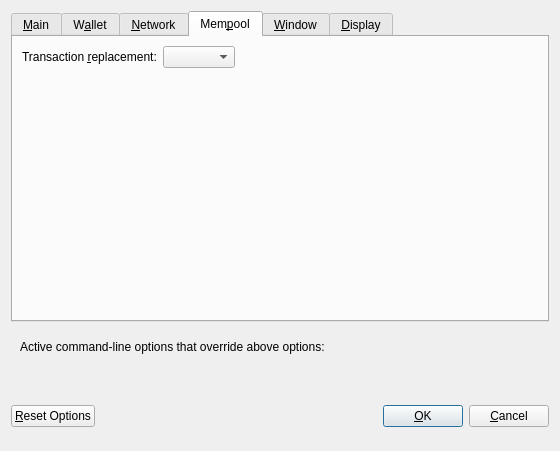
bitcoincore-dev/bitcoin-2001-863168-294116-d812cf1189, file src/qt/forms/optionsdialog.ui: the form before one commit.
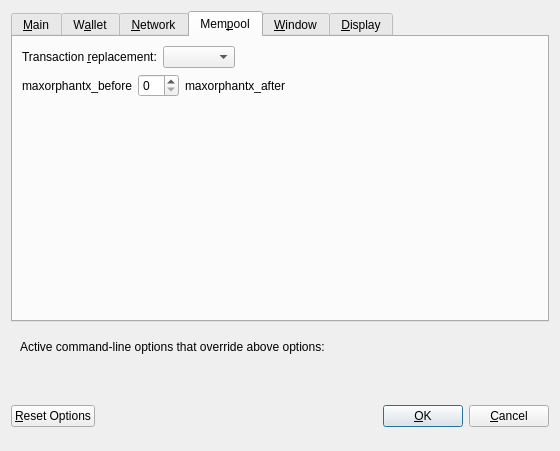
The form after the commit. The open tabs and pages were chosen to show the change. Custom widgets are drawn as their Qt base class.

Commit message: Qt/Options: Configure maxorphantx using rwconf

```diff
--- a/src/qt/forms/optionsdialog.ui
+++ b/src/qt/forms/optionsdialog.ui
@@ -640,6 +640,52 @@
          </item>
         </layout>
        </item>
+       <item>
+        <layout class="QHBoxLayout" name="horizontalLayout_Mempool_maxorphantx">
+         <item>
+          <widget class="QLabel" name="maxorphantxLabel_before">
+           <property name="text">
+            <string notr="true">maxorphantx_before</string>
+           </property>
+           <property name="textFormat">
+            <enum>Qt::PlainText</enum>
+           </property>
+           <property name="buddy">
+            <cstring>maxorphantx</cstring>
+           </property>
+          </widget>
+         </item>
+         <item>
+          <widget class="QSpinBox" name="maxorphantx"/>
+         </item>
+         <item>
+          <widget class="QLabel" name="maxorphantxLabel_after">
+           <property name="text">
+            <string notr="true">maxorphantx_after</string>
+           </property>
+           <property name="textFormat">
+            <enum>Qt::PlainText</enum>
+           </property>
+           <property name="buddy">
+            <cstring>maxorphantx</cstring>
+           </property>
+          </widget>
+         </item>
+         <item>
+          <spacer name="horizontalSpacer_Mempool_maxorphantx">
+           <property name="orientation">
+            <enum>Qt::Horizontal</enum>
+           </property>
+           <property name="sizeHint" stdset="0">
+            <size>
+             <width>40</width>
+             <height>20</height>
+            </size>
+           </property>
+          </spacer>
+         </item>
+        </layout>
+       </item>
        <item>
         <spacer name="verticalSpacer_Mempool">
          <property name="orientation">
```
The commit also changes 4 other files.
